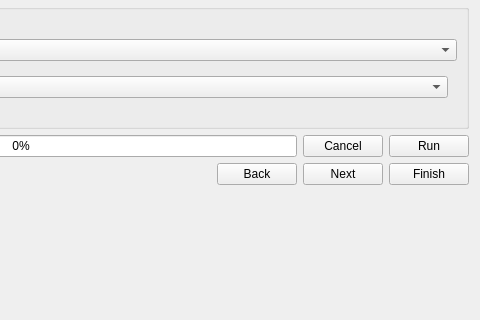
First picture: the form in eis_qgis_plugin/resources/ui/mineral_proxies/proxy_workflow2_interpolation.ui, repository GispoCoding/eis_qgis_plugin, before the edit; both pictures show x 266 to 746 and y 334 to 654 of the 746 by 752 pixel window.
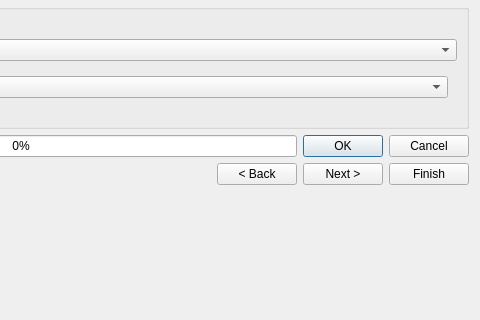
Second picture: the form after the edit. Custom widgets are drawn as their Qt base class.

Commit message: ui(wizard): add icons to most buttons, change many buttons to use QDialogButtonBox, clean UIs

```diff
--- a/eis_qgis_plugin/resources/ui/mineral_proxies/proxy_workflow2_interpolation.ui
+++ b/eis_qgis_plugin/resources/ui/mineral_proxies/proxy_workflow2_interpolation.ui
@@ -382,19 +382,15 @@
       </widget>
      </item>
      <item>
-      <widget class="QPushButton" name="cancel_btn">
-       <property name="enabled">
-        <bool>true</bool>
+      <widget class="QDialogButtonBox" name="button_box">
+       <property name="sizePolicy">
+        <sizepolicy hsizetype="Maximum" vsizetype="Fixed">
+         <horstretch>0</horstretch>
+         <verstretch>0</verstretch>
+        </sizepolicy>
        </property>
-       <property name="text">
-        <string>Cancel</string>
-       </property>
-      </widget>
-     </item>
-     <item>
-      <widget class="QPushButton" name="run_btn">
-       <property name="text">
-        <string>Run</string>
+       <property name="standardButtons">
+        <set>QDialogButtonBox::Cancel|QDialogButtonBox::Ok</set>
        </property>
       </widget>
      </item>
@@ -418,14 +414,14 @@
      <item>
       <widget class="QPushButton" name="back_btn">
        <property name="text">
-        <string>Back</string>
+        <string>&lt; Back</string>
        </property>
       </widget>
      </item>
      <item>
       <widget class="QPushButton" name="next_btn">
        <property name="text">
-        <string>Next</string>
+        <string>Next &gt;</string>
        </property>
       </widget>
      </item>
```
The commit also changes 21 other files.
